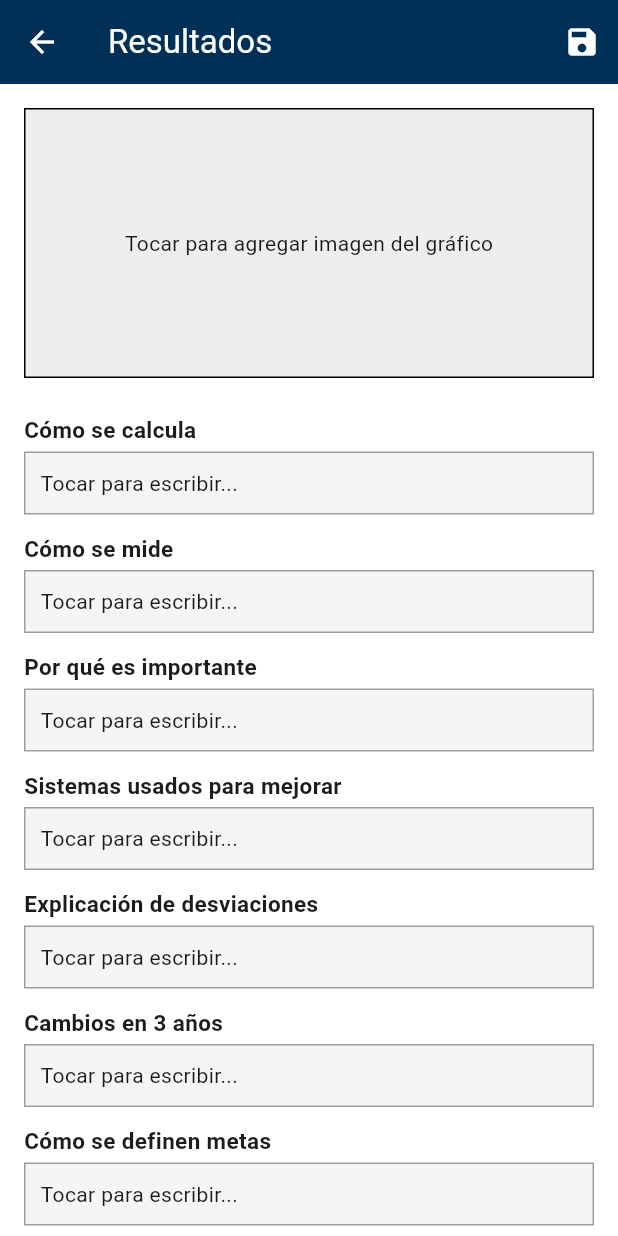
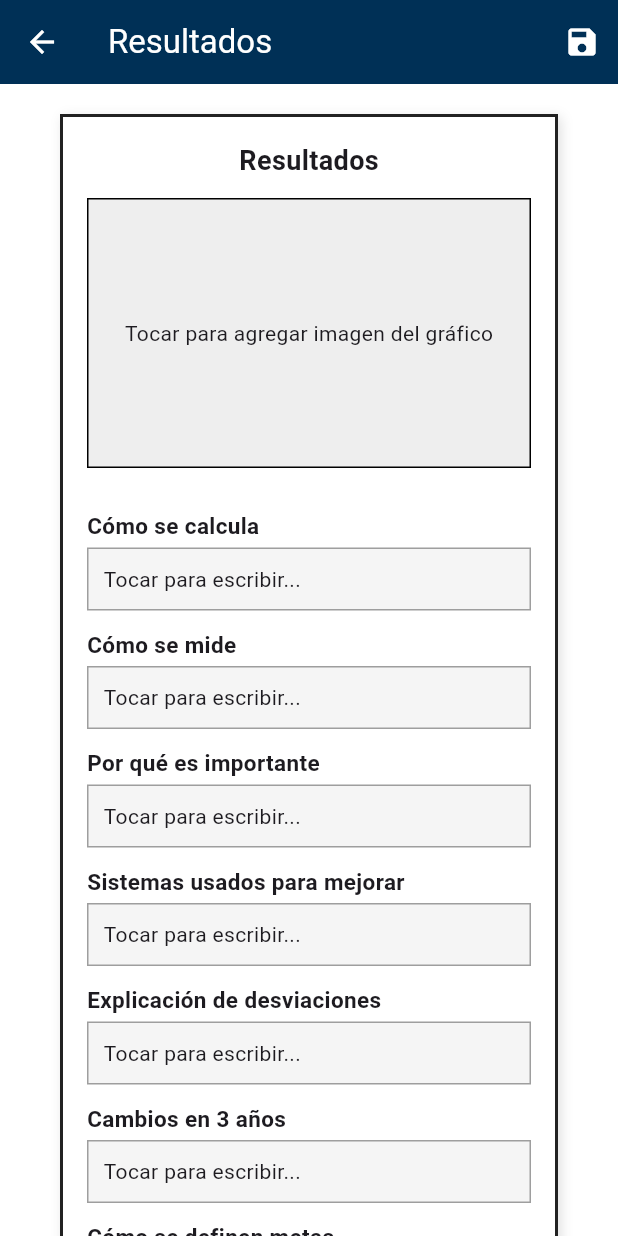
Before and after one commit to RaulCan0/proyectrcb-cambio-logica, a Flutter app: the ShingoResultSheet screen opened directly, on a phone screen of 412 x 824 dp. Run offline on Flutter 3.47's test engine with Material 3 defaults, Android fonts, the phone set to English and light mode, and no system bars; our stand-ins replace file_picker, fl_chart, fluentui_system_icons, flutter_riverpod, get_it, google_fonts and 4 more; missing offline and left inert: file_selector; accounts and stored records are empty; network calls fail; statements that could not run were skipped.

Commit message:
Actualizar lógica de gráficos en Dashboard y mejorar la pantalla de resultados de Shingo

```diff
--- a/lib/evaluacion/screens/shingo_result.dart
+++ b/lib/evaluacion/screens/shingo_result.dart
@@ -1,11 +1,7 @@
-// lib/screens/shingo_result_screen.dart
-
 import 'dart:io';
-import 'package:applensys/evaluacion/services/shingo_result_service.dart';
 import 'package:flutter/material.dart';
 import 'package:image_picker/image_picker.dart';
 
-/// Lista de etiquetas por hoja
 const List<String> sheetLabels = [
   'seguridad/medio ambiente/moral',
   'satisfacción del cliente',
@@ -14,7 +10,6 @@ const List<String> sheetLabels = [
   'entregas',
 ];
 
-/// Modelo para guardar los datos de cada hoja
 class ShingoResultData {
   Map<String, String> campos;
   File? imagen;
@@ -35,7 +30,6 @@ class ShingoResultData {
         };
 }
 
-/// Pantalla principal con los 5 botones grises
 class ShingoResultsScreen extends StatefulWidget {
   const ShingoResultsScreen({super.key});
 
@@ -52,9 +46,8 @@ class _ShingoResultsScreenState extends State<ShingoResultsScreen> {
   Widget build(BuildContext context) {
     return Scaffold(
       appBar: AppBar(title: const Text('Shingo Prize – Resultados')),
-      body: Center(
-        child: Column(
-          mainAxisAlignment: MainAxisAlignment.center,
+      body: ListView(
+        padding: const EdgeInsets.symmetric(vertical: 40),
         children: sheetLabels.map((label) {
           return GestureDetector(
             onTap: () async {
@@ -70,13 +63,11 @@ class _ShingoResultsScreenState extends State<ShingoResultsScreen> {
               if (resultado != null && resultado is ShingoResultData) {
                 setState(() {
                   hojasGuardadas[label] = resultado;
-                    ShingoResultService().guardarResultado(label, resultado);
                 });
               }
             },
             child: Container(
               margin: const EdgeInsets.symmetric(vertical: 8),
-                width: 200,
               height: 80,
               decoration: BoxDecoration(
                 color: Colors.grey.shade300,
@@ -96,12 +87,10 @@ class _ShingoResultsScreenState extends State<ShingoResultsScreen> {
           );
         }).toList(),
       ),
-      ),
     );
   }
 }
 
-/// Hoja editable
 class ShingoResultSheet extends StatefulWidget {
   final String title;
   final ShingoResultData initialData;
@@ -163,7 +152,7 @@ class _ShingoResultSheetState extends State<ShingoResultSheet> {
               value: calificacion.toDouble(),
               min: 0.0,
               max: 5.0,
-              divisions: 4,
+              divisions: 5,
               label: calificacion.toString(),
               onChanged: (value) {
                 setState(() {
@@ -176,32 +165,25 @@ class _ShingoResultSheetState extends State<ShingoResultSheet> {
         ],
       );
 
-  Widget buildSeccion(String titulo, [String? valorPorDefecto]) {
-    return Column(
-      crossAxisAlignment: CrossAxisAlignment.start,
-      children: [
-        const SizedBox(height: 12),
-        Text(titulo, style: const TextStyle(fontWeight: FontWeight.bold, fontSize: 15)),
-        const SizedBox(height: 4),
-        GestureDetector(
-          onTap: () => editarCampo(titulo),
-          child: Container(
-            padding: const EdgeInsets.all(10),
-            width: double.infinity,
-            decoration: BoxDecoration(
-              border: Border.all(color: Colors.grey),
-              color: Colors.grey.shade100,
-            ),
-            child: Text(
-              campos[titulo]?.isEmpty ?? true
-                  ? (valorPorDefecto ?? 'Tocar para escribir...')
-                  : campos[titulo]!,
-              style: const TextStyle(fontSize: 14),
-            ),
-          ),
-        ),
-      ],
-    );
+  String _tooltipForField(String campo) {
+    switch (campo) {
+      case 'Cómo se calcula':
+        return 'Explica claramente cómo se mide y calcula este resultado.';
+      case 'Cómo se mide':
+        return 'Describe la fuente de datos y la frecuencia de medición.';
+      case 'Por qué es importante':
+        return 'Explica el impacto que tiene este resultado en la organización.';
+      case 'Sistemas usados para mejorar':
+        return 'Describe qué sistemas se usan para mejorar este resultado.';
+      case 'Explicación de desviaciones':
+        return 'Expón las razones de cualquier desviación significativa.';
+      case 'Cambios en 3 años':
+        return 'Describe si ha habido cambios en la medición durante los últimos 3 años.';
+      case 'Cómo se definen metas':
+        return 'Explica cómo se establecen los objetivos y metas para este resultado.';
+      default:
+        return 'Campo informativo';
+    }
   }
 
   @override
@@ -226,15 +208,32 @@ class _ShingoResultSheetState extends State<ShingoResultSheet> {
         ],
       ),
       body: SingleChildScrollView(
+        child: Container(
+          margin: const EdgeInsets.symmetric(horizontal: 40, vertical: 20),
           padding: const EdgeInsets.all(16),
+          decoration: BoxDecoration(
+            border: Border.all(color: Colors.black87, width: 2),
+            color: Colors.white,
+            boxShadow: [
+              BoxShadow(color: Colors.black12, blurRadius: 6, offset: Offset(2, 2)),
+            ],
+          ),
           child: Column(
             crossAxisAlignment: CrossAxisAlignment.start,
             children: [
-            GestureDetector(
+              Center(
+                child: Text(
+                  widget.title,
+                  style: const TextStyle(fontSize: 18, fontWeight: FontWeight.bold),
+                ),
+              ),
+              const SizedBox(height: 12),
+              Tooltip(
+                message: 'Incluye la gráfica de tendencia (ej. rendimiento, calidad).',
+                child: GestureDetector(
                   onTap: seleccionarImagen,
                   child: Container(
                     height: 180,
-                width: double.infinity,
                     decoration: BoxDecoration(
                       border: Border.all(color: Colors.black),
                       color: Colors.grey.shade200,
@@ -247,12 +246,47 @@ class _ShingoResultSheetState extends State<ShingoResultSheet> {
                         : null,
                   ),
                 ),
+              ),
+              const SizedBox(height: 16),
+              ...campos.keys.map((campo) => Tooltip(
+                    message: _tooltipForField(campo),
+                    child: Column(
+                      crossAxisAlignment: CrossAxisAlignment.start,
+                      children: [
                         const SizedBox(height: 12),
-            ...campos.keys.map(buildSeccion),
+                        Text(campo, style: const TextStyle(fontWeight: FontWeight.bold, fontSize: 15)),
+                        const SizedBox(height: 4),
+                        GestureDetector(
+                          onTap: () => editarCampo(campo),
+                          child: Container(
+                            padding: const EdgeInsets.all(10),
+                            width: double.infinity,
+                            decoration: BoxDecoration(
+                              border: Border.all(color: Colors.grey),
+                              color: Colors.grey.shade100,
+                            ),
+                            child: Text(
+                              campos[campo]?.isEmpty ?? true ? 'Tocar para escribir...' : campos[campo]!,
+                              style: const TextStyle(fontSize: 14),
+                            ),
+                          ),
+                        ),
+                      ],
+                    ),
+                  )),
               const SizedBox(height: 16),
-            const Center(child: Text('Calificación (1-5)', style: TextStyle(fontSize: 16))),
+              Tooltip(
+                message: 'Asegúrate de explicar las tendencias y desviaciones.',
+                child: Column(
+                  crossAxisAlignment: CrossAxisAlignment.start,
+                  children: [
+                    const Text('Calificación (1-5)', style: TextStyle(fontWeight: FontWeight.bold)),
                     calificacionWidget(),
                   ],
+                ),
+              ),
+            ],
+          ),
         ),
       ),
     );
```
Also changed, not shown: lib/evaluacion/screens/dashboard_screen.dart (+22 -21 lines), lib/home_app.dart (+50 -51 lines). Lines whose indentation alone changed are shown as unchanged.
